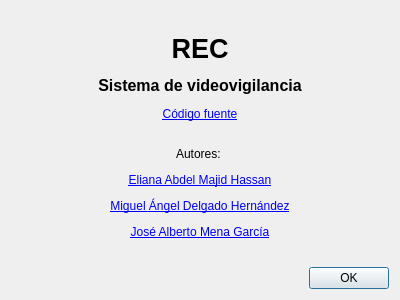
Before: the Qt Designer form REC-Cliente-Multihilo/src/acerca/acerca.ui in Madh93/videovigilancia-1415-g04, drawn with Qt 5.
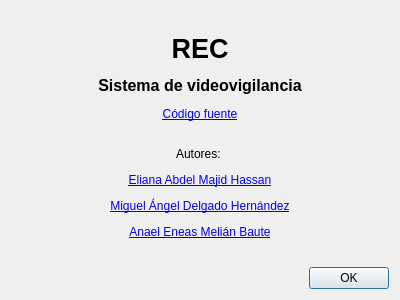
After: the same form once the commit is applied. Icons and pictures are not drawn.

```diff
--- a/REC-Cliente-Multihilo/src/acerca/acerca.ui
+++ b/REC-Cliente-Multihilo/src/acerca/acerca.ui
@@ -35,7 +35,7 @@
      <item>
       <widget class="QLabel" name="label">
        <property name="text">
-        <string>&lt;html&gt;&lt;head/&gt;&lt;body&gt;&lt;p align=&quot;center&quot;&gt;&lt;span style=&quot; font-size:20pt; font-weight:600;&quot;&gt;REC&lt;/span&gt;&lt;/p&gt;&lt;p align=&quot;center&quot;&gt;&lt;span style=&quot; font-size:12pt; font-weight:600;&quot;&gt;Sistema de videovigilancia&lt;/span&gt;&lt;/p&gt;&lt;p align=&quot;center&quot;&gt;&lt;a href=&quot;https://github.com/ull-etsii-sistemas-operativos/videovigilancia-1415-g04&quot;&gt;&lt;span style=&quot; text-decoration: underline; color:#0000ff;&quot;&gt;Código fuente&lt;/span&gt;&lt;/a&gt;&lt;br/&gt;&lt;/p&gt;&lt;p align=&quot;center&quot;&gt;Autores: &lt;/p&gt;&lt;p align=&quot;center&quot;&gt;&lt;a href=&quot;https://github.com/eliwadi&quot;&gt;&lt;span style=&quot; text-decoration: underline; color:#0000ff;&quot;&gt;Eliana Abdel Majid Hassan&lt;/span&gt;&lt;/a&gt;&lt;/p&gt;&lt;p align=&quot;center&quot;&gt;&lt;a href=&quot;https://github.com/Madh93&quot;&gt;&lt;span style=&quot; text-decoration: underline; color:#0000ff;&quot;&gt;Miguel Ángel Delgado Hernández&lt;/span&gt;&lt;/a&gt;&lt;/p&gt;&lt;p align=&quot;center&quot;&gt;&lt;a href=&quot;https://github.com/alu0100768893&quot;&gt;&lt;span style=&quot; text-decoration: underline; color:#0000ff;&quot;&gt;José Alberto Mena García&lt;/span&gt;&lt;/a&gt;&lt;/p&gt;&lt;/body&gt;&lt;/html&gt;</string>
+        <string>&lt;html&gt;&lt;head/&gt;&lt;body&gt;&lt;p align=&quot;center&quot;&gt;&lt;span style=&quot; font-size:20pt; font-weight:600;&quot;&gt;REC&lt;/span&gt;&lt;/p&gt;&lt;p align=&quot;center&quot;&gt;&lt;span style=&quot; font-size:12pt; font-weight:600;&quot;&gt;Sistema de videovigilancia&lt;/span&gt;&lt;/p&gt;&lt;p align=&quot;center&quot;&gt;&lt;a href=&quot;https://github.com/ull-etsii-sistemas-operativos/videovigilancia-1415-g04&quot;&gt;&lt;span style=&quot; text-decoration: underline; color:#0000ff;&quot;&gt;Código fuente&lt;/span&gt;&lt;/a&gt;&lt;br/&gt;&lt;/p&gt;&lt;p align=&quot;center&quot;&gt;Autores: &lt;/p&gt;&lt;p align=&quot;center&quot;&gt;&lt;a href=&quot;https://github.com/eliwadi&quot;&gt;&lt;span style=&quot; text-decoration: underline; color:#0000ff;&quot;&gt;Eliana Abdel Majid Hassan&lt;/span&gt;&lt;/a&gt;&lt;/p&gt;&lt;p align=&quot;center&quot;&gt;&lt;a href=&quot;https://github.com/Madh93&quot;&gt;&lt;span style=&quot; text-decoration: underline; color:#0000ff;&quot;&gt;Miguel Ángel Delgado Hernández&lt;/span&gt;&lt;/a&gt;&lt;/p&gt;&lt;p align=&quot;center&quot;&gt;&lt;a href=&quot;https://github.com/alu0100785753&quot;&gt;&lt;span style=&quot; text-decoration: underline; color:#0000ff;&quot;&gt;Anael Eneas Melián Baute&lt;/span&gt;&lt;/a&gt;&lt;/p&gt;&lt;/body&gt;&lt;/html&gt;</string>
        </property>
       </widget>
      </item>
```
